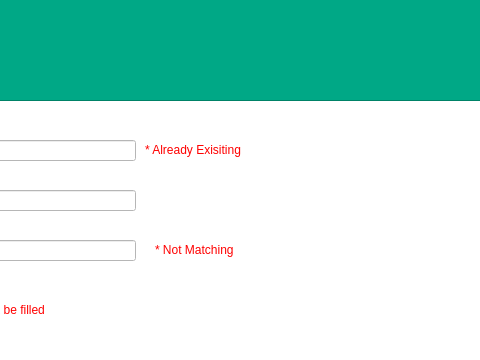
Above: registrationwindow.ui from bobelmasry/shoppingSystem before the change; both pictures show x 235 to 715 and y 0 to 360 of the 992 by 808 pixel window. Below: the same form after it.
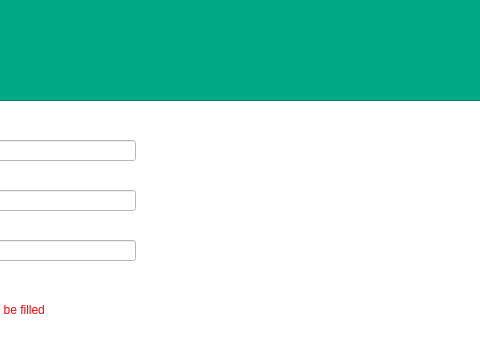
That is the form after the change.

Patch:
```diff
--- a/registrationwindow.ui
+++ b/registrationwindow.ui
@@ -90,7 +90,7 @@
     </rect>
    </property>
    <property name="text">
-    <string>&lt;html&gt;&lt;head/&gt;&lt;body&gt;&lt;p&gt;&lt;span style=&quot; color:#ff0000;&quot;&gt;* Already Exisiting&lt;/span&gt;&lt;/p&gt;&lt;/body&gt;&lt;/html&gt;</string>
+    <string>&lt;html&gt;&lt;head/&gt;&lt;body&gt;&lt;p&gt;&lt;br/&gt;&lt;/p&gt;&lt;/body&gt;&lt;/html&gt;</string>
    </property>
   </widget>
   <widget class="QLabel" name="usernamelabel">
@@ -167,7 +167,7 @@
     </rect>
    </property>
    <property name="text">
-    <string>&lt;html&gt;&lt;head/&gt;&lt;body&gt;&lt;p&gt;&lt;span style=&quot; color:#ff0000;&quot;&gt;* Not Matching&lt;/span&gt;&lt;/p&gt;&lt;/body&gt;&lt;/html&gt;</string>
+    <string>&lt;html&gt;&lt;head/&gt;&lt;body&gt;&lt;p&gt;&lt;br/&gt;&lt;/p&gt;&lt;/body&gt;&lt;/html&gt;</string>
    </property>
   </widget>
   <widget class="QLabel" name="fieldwarning">
```
Left out of the diff: 2 changed lines with no effect on the pictures.
